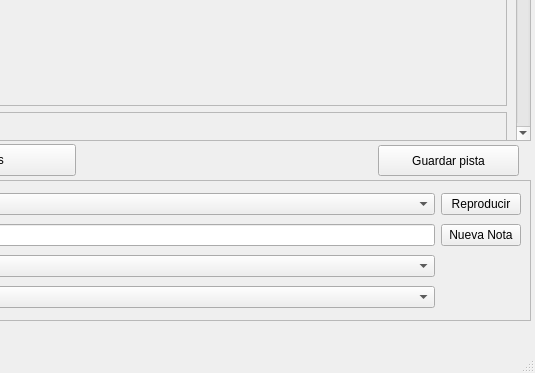
The window that Sintetizador/Frontend/mainwindow.ui (ASSD-Grupo-4-2020/TP2) describes before a commit, drawn with Qt 5; both pictures show x 560 to 1095 and y 310 to 683 of the 1095 by 683 pixel window.
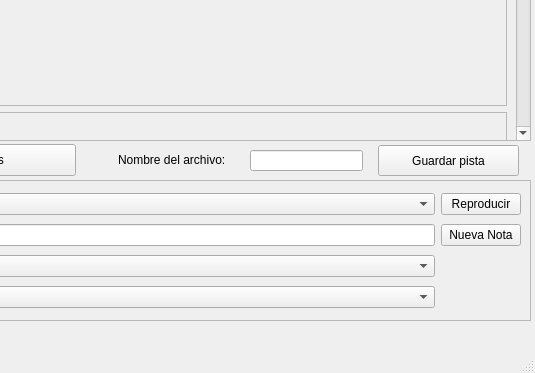
The same window after the commit. Custom widgets are drawn as their Qt base class.

The edit to the form file:
```diff
--- a/Sintetizador/Frontend/mainwindow.ui
+++ b/Sintetizador/Frontend/mainwindow.ui
@@ -1627,6 +1627,29 @@
      <string>Reproducir Tracks seleccionados</string>
     </property>
    </widget>
+   <widget class="QLineEdit" name="save_name">
+    <property name="geometry">
+     <rect>
+      <x>810</x>
+      <y>460</y>
+      <width>113</width>
+      <height>21</height>
+     </rect>
+    </property>
+   </widget>
+   <widget class="QLabel" name="label_22">
+    <property name="geometry">
+     <rect>
+      <x>678</x>
+      <y>460</y>
+      <width>121</width>
+      <height>20</height>
+     </rect>
+    </property>
+    <property name="text">
+     <string>Nombre del archivo:</string>
+    </property>
+   </widget>
   </widget>
   <widget class="QMenuBar" name="menubar">
    <property name="geometry">
```
